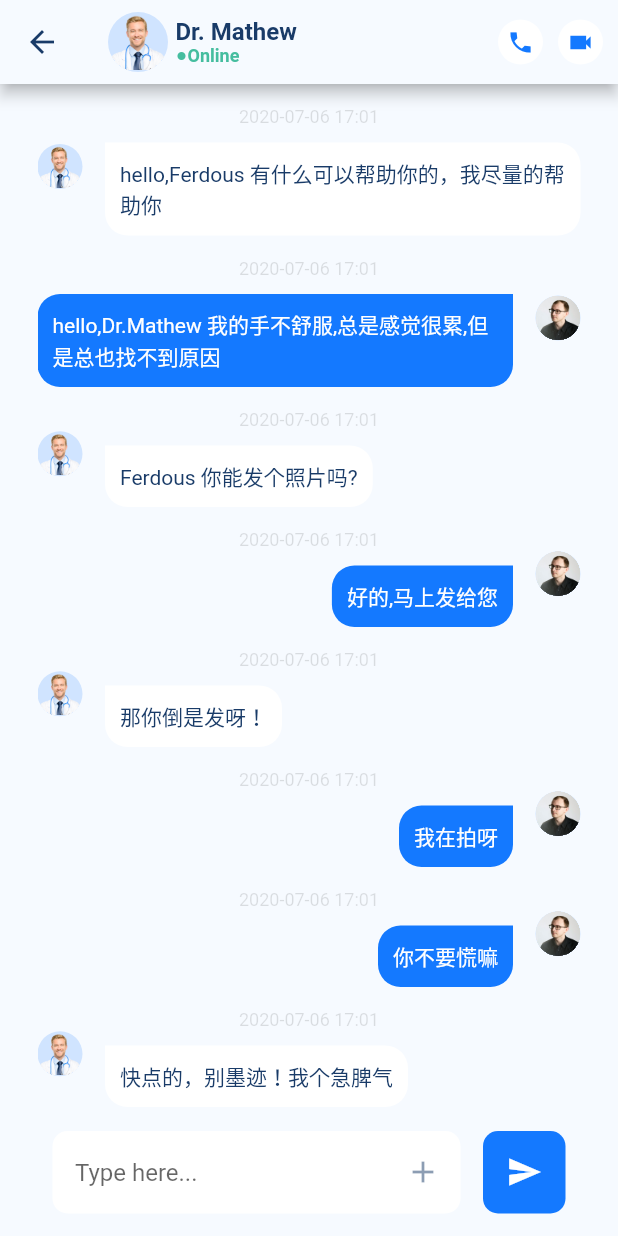
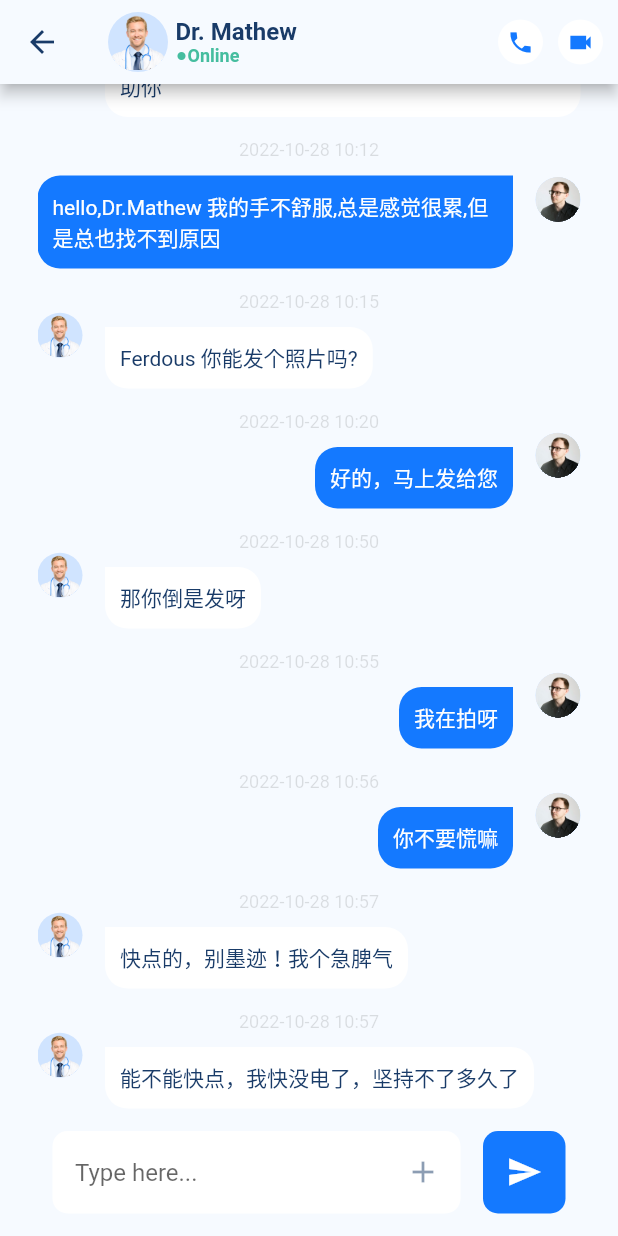
Before and after one commit to pistachio214/medi_talk_for_flutter, a Flutter app: the MessageDetail screen opened directly, scrolled down 154 dp, after a tap on the "send" icon, on a phone screen of 412 x 824 dp. Run offline on Flutter 3.47's test engine with Material 2 defaults, Android fonts, the phone set to English and light mode, and no system bars; our stand-ins replace flutter_easyloading, flutter_swiper_view, shared_preferences; missing offline and left inert: flutter_star; accounts and stored records are empty.

Commit message:
update 模拟聊天场景;

```diff
--- /dev/null
+++ b/lib/model/message_item_model.dart
@@ -0,0 +1,28 @@
+class MessageItemModel {
+  // 发送方 1：对方 2我方
+  late int type;
+
+  // 消息类型 1:文本 2:图片
+  late int messageType;
+
+  // 消息内容
+  late String content;
+
+  // 发送时间
+  late String createdAt;
+
+  // 我方的头像
+  late String mySelfAvatar;
+
+  // 对方的头像
+  late String acrossAvatar;
+
+  MessageItemModel(
+    this.type,
+    this.messageType,
+    this.content,
+    this.createdAt,
+    this.mySelfAvatar,
+    this.acrossAvatar,
+  );
+}
--- a/lib/views/message/detail/index.dart
+++ b/lib/views/message/detail/index.dart
@@ -1,6 +1,7 @@
 import 'package:flutter/material.dart';
 import 'package:medi_talk_for_flutter/handle/no_shadow_scroll_behavior_handle.dart';
 import 'package:medi_talk_for_flutter/lang/const.dart';
+import 'package:medi_talk_for_flutter/model/message_item_model.dart';
 import 'package:medi_talk_for_flutter/utils/color_util.dart';
 import 'package:medi_talk_for_flutter/utils/logs_util.dart';
 
@@ -14,8 +15,12 @@ class MessageDetail extends StatefulWidget {
 class _MessageDetailState extends State<MessageDetail> with WidgetsBindingObserver {
   late final ScrollController _scrollController = ScrollController();
 
+  late final TextEditingController _sendInputEditingController = TextEditingController();
+
   //实例化
   late final FocusNode _focusNode = FocusNode();
+
+  late List<MessageItemModel> messageLists = <MessageItemModel>[];
 
   @override
   void initState() {
@@ -30,9 +35,94 @@ class _MessageDetailState extends State<MessageDetail> with WidgetsBindingObserv
         // 失去焦点
       } else {
         // print('得到焦点');
-        _scrollController.jumpTo(_scrollController.position.maxScrollExtent);
+
+        _scrollController.jumpTo(_scrollController.position.minScrollExtent);
+        LogsUtil.info("得到了焦点");
       }
     });
+
+    messageLists.addAll([
+      MessageItemModel(
+        1,
+        1,
+        "hello,Ferdous 有什么可以帮助你的，我尽量的帮助你",
+        "2022-10-28 10:10",
+        "assets/images/avatar.png",
+        "assets/images/doctor-item.png",
+      ),
+      MessageItemModel(
+        2,
+        1,
+        "hello,Dr.Mathew 我的手不舒服,总是感觉很累,但是总也找不到原因",
+        "2022-10-28 10:12",
+        "assets/images/avatar.png",
+        "assets/images/doctor-item.png",
+      ),
+      MessageItemModel(
+        1,
+        1,
+        "Ferdous 你能发个照片吗?",
+        "2022-10-28 10:15",
+        "assets/images/avatar.png",
+        "assets/images/doctor-item.png",
+      ),
+      MessageItemModel(
+        2,
+        1,
+        "好的，马上发给您",
+        "2022-10-28 10:20",
+        "assets/images/avatar.png",
+        "assets/images/doctor-item.png",
+      ),
+      MessageItemModel(
+        1,
+        1,
+        "那你倒是发呀",
+        "2022-10-28 10:50",
+        "assets/images/avatar.png",
+        "assets/images/doctor-item.png",
+      ),
+      MessageItemModel(
+        2,
+        1,
+        "我在拍呀",
+        "2022-10-28 10:55",
+        "assets/images/avatar.png",
+        "assets/images/doctor-item.png",
+      ),
+      MessageItemModel(
+        2,
+        1,
+        "你不要慌嘛",
+        "2022-10-28 10:56",
+        "assets/images/avatar.png",
+        "assets/images/doctor-item.png",
+      ),
+      MessageItemModel(
+        1,
+        1,
+        "快点的，别墨迹！我个急脾气",
+        "2022-10-28 10:57",
+        "assets/images/avatar.png",
+        "assets/images/doctor-item.png",
+      ),
+      MessageItemModel(
+        1,
+        1,
+        "能不能快点，我快没电了，坚持不了多久了",
+        "2022-10-28 10:57",
+        "assets/images/avatar.png",
+        "assets/images/doctor-item.png",
+      ),
+      MessageItemModel(
+        2,
+        1,
+        "再催下去，我都开始手抖了",
+        "2022-10-28 10:59",
+        "assets/images/avatar.png",
+        "assets/images/doctor-item.png",
+      ),
+    ]);
   }
 
   @override
@@ -199,45 +289,34 @@ class _MessageDetailState extends State<MessageDetail> with WidgetsBindingObserv
                         child: Column(
                           crossAxisAlignment: CrossAxisAlignment.stretch,
                           children: <Widget>[
-                            _buildAcrossWidget(
-                              viewWith,
-                              "hello,Ferdous 有什么可以帮助你的，我尽量的帮助你",
-                            ),
-                            _buildMySelfWidget(
-                              viewWith,
-                              "hello,Dr.Mathew 我的手不舒服,总是感觉很累,但是总也找不到原因",
-                            ),
-                            _buildAcrossWidget(
-                              viewWith,
-                              "Ferdous 你能发个照片吗?",
-                            ),
-                            _buildMySelfWidget(
-                              viewWith,
-                              "好的,马上发给您",
-                            ),
-                            _buildAcrossWidget(
-                              viewWith,
-                              "那你倒是发呀！",
-                            ),
-                            _buildMySelfWidget(
-                              viewWith,
-                              "我在拍呀",
-                            ),
-                            _buildMySelfWidget(
-                              viewWith,
-                              "你不要慌嘛",
-                            ),
-                            _buildAcrossWidget(
-                              viewWith,
-                              "快点的，别墨迹！我个急脾气",
-                            ),
-                            _buildAcrossWidget(
-                              viewWith,
-                              "能不快点的，我快没电了，坚持不了多久了",
-                            ),
-                            _buildMySelfWidget(
-                              viewWith,
-                              "再催下去，我都开始手抖了",
+                            ListView.builder(
+                              itemCount: messageLists.length,
+                              shrinkWrap: true,
+                              physics: const NeverScrollableScrollPhysics(),
+                              itemBuilder: (BuildContext context, int index) {
+                                Widget widget = Container(
+                                  alignment: Alignment.center,
+                                  child: const Text("没有数据"),
+                                );
+                                if (messageLists.isNotEmpty) {
+                                  switch (messageLists[index].type) {
+                                    case 1:
+                                      widget = _buildAcrossWidget(
+                                        viewWith,
+                                        messageLists[index],
+                                      );
+                                      break;
+                                    case 2:
+                                      widget = _buildMySelfWidget(
+                                        viewWith,
+                                        messageLists[index],
+                                      );
+                                      break;
+                                  }
+                                }
+
+                                return widget;
+                              },
                             ),
                           ],
                         ),
@@ -255,7 +334,21 @@ class _MessageDetailState extends State<MessageDetail> with WidgetsBindingObserv
   }
 
   // 我方的文本
-  Widget _buildMySelfWidget(double viewWith, String content) {
+  Widget _buildMySelfWidget(double viewWith, MessageItemModel messageItemModel) {
+    Widget childWidget = const SizedBox.shrink();
+
+    if (messageItemModel.messageType == 1) {
+      childWidget = Text(
+        messageItemModel.content,
+        softWrap: true,
+        style: const TextStyle(
+          fontWeight: FontWeight.w400,
+          fontSize: 14,
+          color: Colors.white,
+        ),
+      );
+    }
+
     return Container(
       margin: const EdgeInsets.only(top: 15),
       constraints: BoxConstraints(
@@ -264,10 +357,10 @@ class _MessageDetailState extends State<MessageDetail> with WidgetsBindingObserv
       ),
       child: Column(
         children: <Widget>[
-          const SizedBox(
+          SizedBox(
             child: Text(
-              "2020-07-06 17:01",
-              style: TextStyle(
+              messageItemModel.createdAt,
+              style: const TextStyle(
                 color: Colors.black12,
                 fontSize: 12,
               ),
@@ -295,15 +388,7 @@ class _MessageDetailState extends State<MessageDetail> with WidgetsBindingObserv
                       minHeight: 20,
                       minWidth: 50,
                     ),
-                    child: Text(
-                      content,
-                      softWrap: true,
-                      style: const TextStyle(
-                        fontWeight: FontWeight.w400,
-                        fontSize: 14,
-                        color: Colors.white,
-                      ),
-                    ),
+                    child: childWidget,
                   ),
                 ),
               ),
@@ -321,7 +406,7 @@ class _MessageDetailState extends State<MessageDetail> with WidgetsBindingObserv
                       borderRadius: BorderRadius.circular(20),
                     ),
                     child: Image.asset(
-                      "assets/images/avatar.png",
+                      messageItemModel.mySelfAvatar,
                       width: 30,
                       height: 30,
                     ),
@@ -336,7 +421,21 @@ class _MessageDetailState extends State<MessageDetail> with WidgetsBindingObserv
   }
 
   // 对方的文本
-  Widget _buildAcrossWidget(double viewWith, String content) {
+  Widget _buildAcrossWidget(double viewWith, MessageItemModel messageItemModel) {
+    Widget childWidget = const SizedBox.shrink();
+
+    if (messageItemModel.messageType == 1) {
+      childWidget = Text(
+        messageItemModel.content,
+        softWrap: true,
+        style: TextStyle(
+          fontWeight: FontWeight.w400,
+          fontSize: 14,
+          color: Const.defaultFontColor,
+        ),
+      );
+    }
+
     return Container(
       margin: const EdgeInsets.only(top: 15),
       constraints: BoxConstraints(
@@ -345,10 +444,10 @@ class _MessageDetailState extends State<MessageDetail> with WidgetsBindingObserv
       ),
       child: Column(
         children: <Widget>[
-          const SizedBox(
+          SizedBox(
             child: Text(
-              "2020-07-06 17:01",
-              style: TextStyle(
+              messageItemModel.createdAt,
+              style: const TextStyle(
                 color: Colors.black12,
                 fontSize: 12,
               ),
@@ -370,7 +469,7 @@ class _MessageDetailState extends State<MessageDetail> with WidgetsBindingObserv
                       borderRadius: BorderRadius.circular(20),
                     ),
                     child: Image.asset(
-                      "assets/images/doctor-item.png",
+                      messageItemModel.acrossAvatar,
                       width: 30,
                       height: 30,
                     ),
@@ -396,15 +495,7 @@ class _MessageDetailState extends State<MessageDetail> with WidgetsBindingObserv
                       minHeight: 20,
                       minWidth: 50,
                     ),
-                    child: Text(
-                      content,
-                      softWrap: true,
-                      style: TextStyle(
-                        fontWeight: FontWeight.w400,
-                        fontSize: 14,
-                        color: Const.defaultFontColor,
-                      ),
-                    ),
+                    child: childWidget,
                   ),
                 ),
               ),
@@ -438,6 +529,7 @@ class _MessageDetailState extends State<MessageDetail> with WidgetsBindingObserv
                     children: <Widget>[
                       Expanded(
                         child: TextField(
+                          controller: _sendInputEditingController,
                           focusNode: _focusNode,
                           decoration: const InputDecoration(
                             hintText: "Type here...",
@@ -505,6 +597,25 @@ class _MessageDetailState extends State<MessageDetail> with WidgetsBindingObserv
   }
 
   void _sendMessage() {
+
+    String messageContent = _sendInputEditingController.text;
+
+    DateTime dateTime = DateTime.now();
+    String createdAt = dateTime.toString().substring(0, 16);
+
+    MessageItemModel model = MessageItemModel(
+      2,
+      1,
+      messageContent,
+      createdAt,
+      "assets/images/avatar.png",
+      "assets/images/doctor-item.png",
+    );
+
+    messageLists.add(model);
+
+    _sendInputEditingController.text = "";
+
     //清除输入框焦点
     FocusScope.of(context).requestFocus(FocusNode());
   }
```
